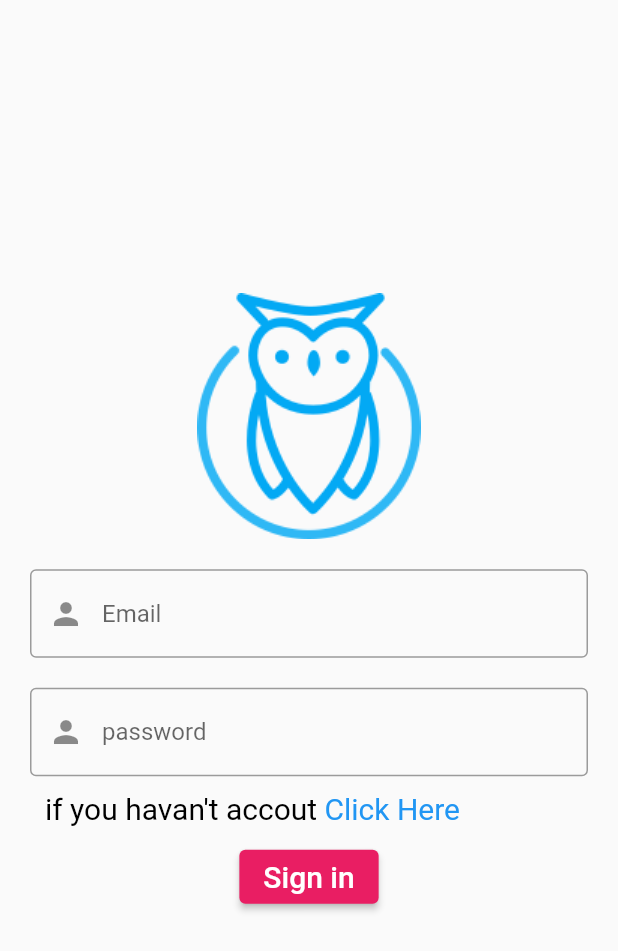
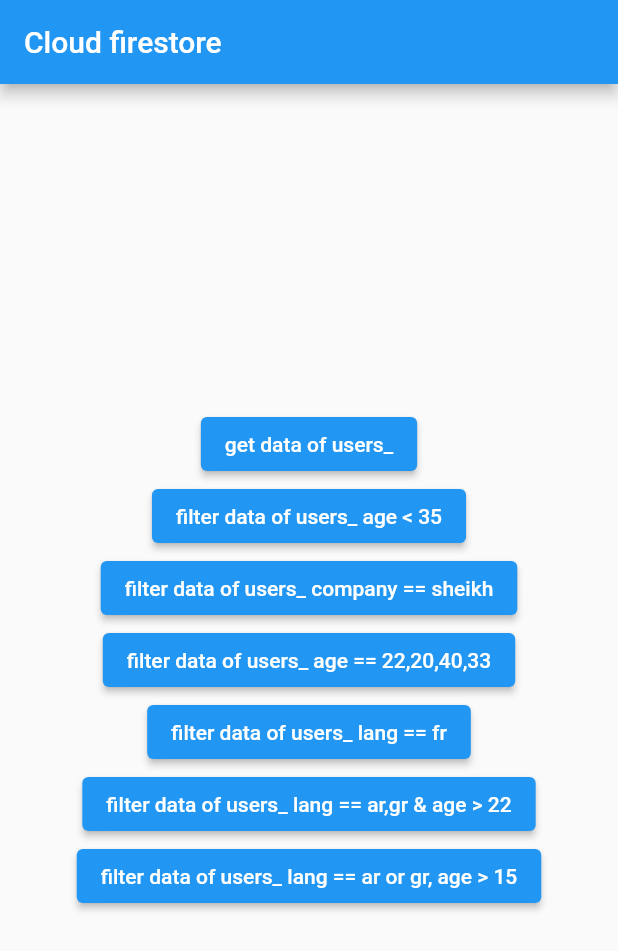
Before and after one commit to MohamedAhmedSD/firebase_wah, a Flutter app: the screen it shows after launch, on a phone screen of 412 x 824 dp. Shown: the top 951 px of the screen. Run offline on Flutter 3.47's test engine with Material 2 defaults, Android fonts, the phone set to English and light mode, and no system bars; our stand-ins replace awesome_dialog, cloud_firestore, firebase_auth, firebase_core, firebase_messaging, firebase_storage and 2 more; missing offline and left inert: github_signin_promax; accounts and stored records are empty.

Commit message:
[firestore - get data && filter]

```diff
--- /dev/null
+++ b/lib/firestore_/cloud.dart
@@ -0,0 +1,39 @@
+// https://firebase.flutter.dev/docs/firestore/usage/
+
+import 'package:flutter/material.dart';
+import 'package:cloud_firestore/cloud_firestore.dart';
+
+class AddUser extends StatelessWidget {
+  final String fullName;
+  final String company;
+  final int age;
+
+  AddUser(this.fullName, this.company, this.age);
+
+  @override
+  Widget build(BuildContext context) {
+    //* it should be delete any collection with same name when start
+    //! Create a CollectionReference called users that references the firestore collection
+    CollectionReference users = FirebaseFirestore.instance.collection('users_');
+
+    //? =========== Method after create add  ========================
+    Future<void> addUser() {
+      // Call the user's CollectionReference to add a new user
+      return users
+          .add({
+            'full_name': fullName, // John Doe
+            'company': company, // Stokes and Sons
+            'age': age // 42
+          })
+          .then((value) => print("User Added"))
+          .catchError((error) => print("Failed to add user: $error"));
+    }
+
+    return TextButton(
+      onPressed: addUser,
+      child: Text(
+        "Add User",
+      ),
+    );
+  }
+}
--- /dev/null
+++ b/lib/firestore_/cloud_w.dart
@@ -0,0 +1,96 @@
+import 'package:cloud_firestore/cloud_firestore.dart';
+import 'package:flutter/material.dart';
+
+class Test extends StatefulWidget {
+  @override
+  _TestState createState() => _TestState();
+}
+
+class _TestState extends State<Test> {
+//? ==================== call certain collection data  =============
+//* we can use var till learn data type we deal with it
+//! get == Future == need await
+
+  getDataOfCollectionShortWay() {
+    //! [1] sjort way
+    var userref = FirebaseFirestore.instance
+        .collection("users_") // CollectionReference
+        .get() // QuerySnapshot
+        .then((value) => {
+              value.docs.forEach((element) {
+                // QueryDocumentSnapshot
+
+                print(element.data());
+                print("====================");
+              })
+            }); // QuerySnapshot
+  }
+
+  getDataOfCollection() async {
+    //! [2] make them on pieces
+    //* collection
+    CollectionReference userref =
+        FirebaseFirestore.instance.collection("users_");
+    //* get
+    //! get == Future == need await
+
+    QuerySnapshot querySnapshot = await userref.get();
+    //* docs
+    List<QueryDocumentSnapshot> listdocs = querySnapshot.docs;
+
+    //* loop through docs to get data
+    listdocs.forEach((element) {
+      print(element.data());
+      print("====================");
+    });
+  }
+  //? ==================== call certain doc data  =============
+
+  getDocData() async {
+    DocumentReference doc =
+        FirebaseFirestore.instance.collection("users").doc("123");
+    //! get == Future == need await
+    await doc.get().then(
+        (value) => {print(value.exists), print(value.id), print(value.data())});
+  }
+
+//? ============ call method => init =================
+//* no need to btn =================================
+
+  @override
+  void initState() {
+    getDataOfCollectionShortWay(); //! no need to press btn to get data ==============
+    super.initState();
+  }
+
+  @override
+  Widget build(BuildContext context) {
+    return Scaffold(
+        appBar: AppBar(
+          title: Text('Cloud firestore'),
+        ),
+        body: Column(
+          mainAxisAlignment: MainAxisAlignment.center,
+          children: [
+            Center(
+              child: ElevatedButton(
+                onPressed: () {
+                  //! not need to async & await
+                  getDataOfCollection();
+                },
+                child: Text("get data of collection"),
+              ),
+            ),
+            Center(
+              child: ElevatedButton(
+                onPressed: () {
+                  //! not need to async & await
+                  getDocData();
+                },
+                child: Text("get data of doc"),
+              ),
+            ),
+          ],
+        ));
+  }
+}
--- /dev/null
+++ b/lib/firestore_/filter.dart
@@ -0,0 +1,253 @@
+import 'package:cloud_firestore/cloud_firestore.dart';
+import 'package:flutter/material.dart';
+
+class Filter extends StatefulWidget {
+  @override
+  _FilterState createState() => _FilterState();
+}
+
+class _FilterState extends State<Filter> {
+//? ==================== call certain collection data  =============
+  getData() async {
+    //* collection
+    CollectionReference userref =
+        FirebaseFirestore.instance.collection("users_");
+    //* get
+    //! get == Future == need await
+
+    await userref.get().then((value) => {
+          value.docs.forEach((element) {
+            print(element.data());
+            print("========================");
+          })
+        });
+  }
+
+//? ========== filter 1 => String ================
+//* ============= where it come before get ================
+//* as getDate + where stmt =================================
+/**
+ * Query<Object?> where(
+  Object field, {
+  Object? isEqualTo,
+  Object? isNotEqualTo,
+  Object? isLessThan,
+  Object? isLessThanOrEqualTo,
+  Object? isGreaterThan,
+  Object? isGreaterThanOrEqualTo,
+  Object? arrayContains,
+  Iterable<Object?>? arrayContainsAny,
+  Iterable<Object?>? whereIn,
+  Iterable<Object?>? whereNotIn,
+  bool? isNull,
+})
+ */
+  filterDataString() async {
+    //* collection
+    CollectionReference userref =
+        FirebaseFirestore.instance.collection("users_");
+    //* get
+    //! get == Future == need await
+
+    await userref.where("company", isEqualTo: "sheikh").get().then((value) => {
+          value.docs.forEach((element) {
+            print(element.data());
+            print("========================");
+          })
+        });
+  }
+
+//? ========== filter 2 => numbers ================
+
+  filterDataNumber() async {
+    //* collection
+    CollectionReference userref =
+        FirebaseFirestore.instance.collection("users_");
+    //* get
+    //! get == Future == need await
+
+    await userref.where("age", isLessThanOrEqualTo: 35).get().then((value) => {
+          value.docs.forEach((element) {
+            print(element.data());
+            print("========================");
+          })
+        });
+  }
+
+//? ========== filter 3 => MultiValues ================
+//* =========== whereIn [] / whereNotIn [] ============
+
+  filterMultiValues() async {
+    //* collection
+    CollectionReference userref =
+        FirebaseFirestore.instance.collection("users_");
+    //* get
+    //! get == Future == need await
+
+    await userref
+        .where("age", whereIn: [22, 20, 40, 33])
+        .get()
+        .then((value) => {
+              value.docs.forEach((element) {
+                print(element.data());
+                print("========================");
+              })
+            });
+  }
+
+  //? ========== filter 4 => array ================
+//* =========== arrayContains => String /arrayContainAny => array ============
+  filterArrayContains() async {
+    //* collection
+    CollectionReference userref =
+        FirebaseFirestore.instance.collection("users_");
+    //* get
+    //! get == Future == need await
+
+    await userref.where("lang", arrayContains: "fr").get().then((value) => {
+          value.docs.forEach((element) {
+            print(element.data());
+            print("========================");
+          })
+        });
+  }
+
+  //*=======================
+  filterArrayContainAny() async {
+    //* collection
+    CollectionReference userref =
+        FirebaseFirestore.instance.collection("users_");
+    //* get
+    //! get == Future == need await
+
+    await userref
+        .where("lang", arrayContainsAny: ["ar", "gr"])
+        .get()
+        .then((value) => {
+              value.docs.forEach((element) {
+                print(element.data());
+                print("========================");
+              })
+            });
+  }
+
+  //? ========== filter 5 => multi fields ================
+  filterMultiFields() async {
+    //* collection
+    CollectionReference userref =
+        FirebaseFirestore.instance.collection("users_");
+    //* get
+    //! get == Future == need await
+
+    //* ==== where().where().get().... =======================
+    //* it give error =>>>>>>>>>>>>>> need idexed ============
+    //! manually from cloude FS or from http link on error message
+    //? copy http link to end without , =======================
+    //* ========= index take time => hot restart ==========================
+
+    await userref
+        .where("lang", arrayContainsAny: ["ar", "gr"])
+        .where("age", isGreaterThan: 15)
+        .get()
+        .then((value) => {
+              value.docs.forEach((element) {
+                print(element.data());
+                print("========================");
+              })
+            });
+  }
+
+  @override
+  void initState() {
+    super.initState();
+    getData();
+  }
+
+  @override
+  Widget build(BuildContext context) {
+    return Scaffold(
+        appBar: AppBar(
+          title: Text('Cloud firestore'),
+        ),
+        body: Column(
+          mainAxisAlignment: MainAxisAlignment.center,
+          children: [
+            Center(
+              child: ElevatedButton(
+                onPressed: () {
+                  //! not need to async & await
+                  getData();
+                },
+                child: Text("get data of users_"),
+              ),
+            ),
+            Center(
+              child: ElevatedButton(
+                onPressed: () {
+                  //! not need to async & await
+                  filterDataNumber();
+                },
+                child: Text("filter data of users_ age < 35"),
+              ),
+            ),
+            Center(
+              child: ElevatedButton(
+                onPressed: () {
+                  //! not need to async & await
+                  filterDataString();
+                },
+                child: Text("filter data of users_ company == sheikh"),
+              ),
+            ),
+            //? ============= multibleValues ========
+            Center(
+              child: ElevatedButton(
+                onPressed: () {
+                  //! not need to async & await
+                  filterMultiValues();
+                },
+                child: Text("filter data of users_ age == 22,20,40,33"),
+              ),
+            ),
+            //? ============= array contains ========
+            Center(
+              child: ElevatedButton(
+                onPressed: () {
+                  //! not need to async & await
+                  filterArrayContains();
+                },
+                child: Text("filter data of users_ lang == fr"),
+              ),
+            ),
+            //? ============= array contain any ========
+            Center(
+              child: ElevatedButton(
+                onPressed: () {
+                  //! not need to async & await
+                  filterArrayContainAny();
+                },
+                child: Text("filter data of users_ lang == ar,gr & age > 22"),
+              ),
+            ),
+            //? ============= multi fields ========
+            Center(
+              child: ElevatedButton(
+                onPressed: () {
+                  //! not need to async & await
+                  filterMultiFields();
+                },
+                child: Text("filter data of users_ lang == ar or gr, age > 15"),
+              ),
+            ),
+          ],
+        ));
+  }
+}
+
+/**
+ * https://console.firebase.google.com/v1/r/project/ecommerce-tarek/firestore/indexes?create_composite=Ck5wcm9qZWN0cy9lY29tbWVyY2UtdGFyZWsvZGF0YWJhc2VzLyhkZWZhdWx0KS9jb2xsZWN0aW9uR3JvdXBzL3VzZXJzXy9pbmRleGVzL18QARoICgRsYW5nGAEaBwoDYWdlEAEaDAoIX19uYW1lX18QAQ
+ */
+
+/**
+ * W/Firestore( 3500): (24.5.0) [Firestore]: Listen for Query(target=Query(users_ where langarray_contains_any[ar,gr] and age>22 order by age, __name__);limitType=LIMIT_TO_FIRST) failed: Status{code=FAILED_PRECONDITION, description=The query requires an index. You can create it here: https://console.firebase.google.com/v1/r/project/ecommerce-tarek/firestore/indexes?create_composite=Ck5wcm9qZWN0cy9lY29tbWVyY2UtdGFyZWsvZGF0YWJhc2VzLyhkZWZhdWx0KS9jb2xsZWN0aW9uR3JvdXBzL3VzZXJzXy9pbmRleGVzL18QARoICgRsYW5nGAEaBwoDYWdlEAEaDAoIX19uYW1lX18QAQ, cause=null}
+ */
--- a/lib/main.dart
+++ b/lib/main.dart
@@ -3,6 +3,7 @@ import 'package:firebase_messaging/firebase_messaging.dart';
 import 'package:flutter/material.dart';
 import 'package:firebase_core/firebase_core.dart';
 import 'package:wah_firebase/firebase_options.dart';
+import 'package:wah_firebase/firestore_/filter.dart';
 
 import 'noteapp/auth/login.dart';
 import 'noteapp/auth/signup.dart';
@@ -64,7 +65,9 @@ class MyApp extends StatelessWidget {
     return MaterialApp(
       debugShowCheckedModeBanner: false,
       // home: islogin == false ? Login() : HomePage(),
-      home: Login(),
+      // home: AddUser("mohamed", "sheikh", 22),
+      home: Filter(),
+
       // home: Test(),
       theme: ThemeData(
           // fontFamily: "NotoSerif",
```
Also changed, not shown: 1 other file.
